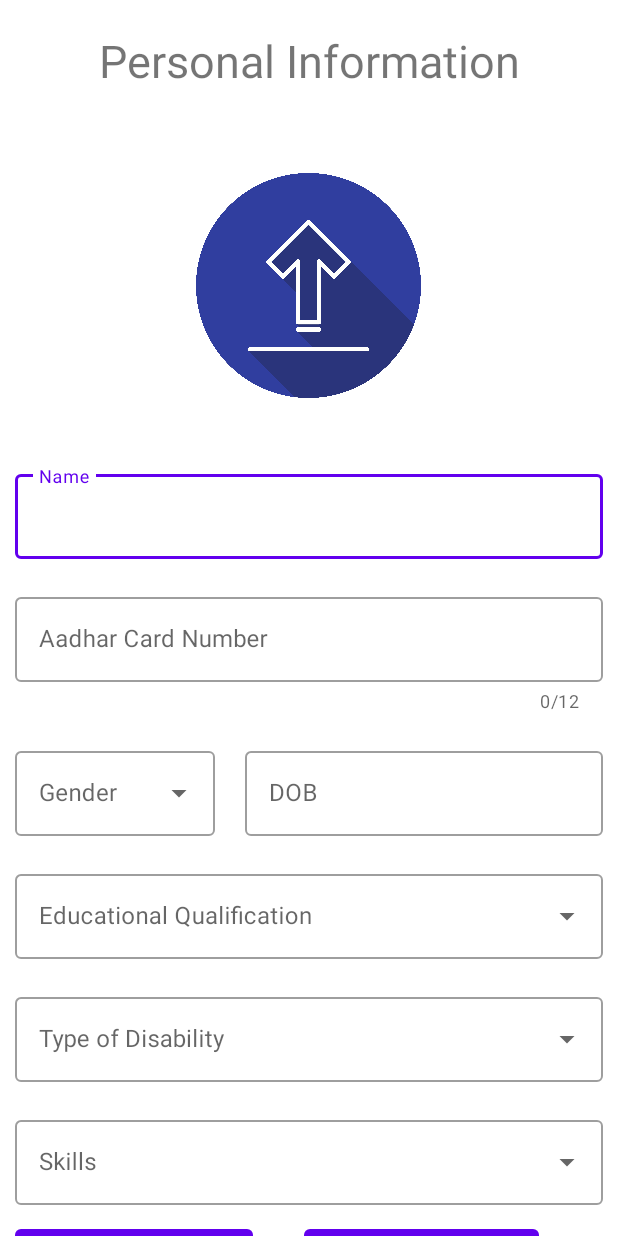
After one commit to pun33t19/Abled_Future, an Android app: the FormInitial screen opened directly, with no data from a screen before it, on a phone screen of 412 x 824 dp. The commit adds this screen. Run offline under Robolectric (Android 15) with nearby library versions, the phone set to English and light mode, and no system bars; our stand-ins replace Firebase (no records; nobody signed in at launch, a user with empty details on screens opened directly); libraries missing offline, so code that uses them is left out: com.karumi.dexter; 1 statement that could not run was skipped.

Commit message:
Added form

```diff
--- a/app/build.gradle
+++ b/app/build.gradle
@@ -44,6 +44,8 @@ dependencies {
     implementation 'androidx.constraintlayout:constraintlayout:2.1.4'
     implementation 'com.google.firebase:firebase-firestore:24.4.2'
     implementation 'com.google.firebase:firebase-auth:21.1.0'
+    implementation 'com.google.firebase:firebase-database:20.1.0'
+    implementation 'com.google.firebase:firebase-storage:20.1.0'
     testImplementation 'junit:junit:4.13.2'
     androidTestImplementation 'androidx.test.ext:junit:1.1.5'
     androidTestImplementation 'androidx.test.espresso:espresso-core:3.5.1'
@@ -54,4 +56,7 @@ dependencies {
     implementation platform('com.google.firebase:firebase-bom:31.2.0')
     implementation 'com.google.firebase:firebase-analytics'
     implementation 'com.google.firebase:firebase-auth'
+
+    implementation 'com.karumi:dexter:6.2.3'
+
 }
--- a/app/src/main/AndroidManifest.xml
+++ b/app/src/main/AndroidManifest.xml
@@ -14,7 +14,7 @@
         android:theme="@style/Theme.AbledFuture"
         tools:targetApi="31">
         <activity
-            android:name=".MeetingFragment"
+            android:name=".FormInitial"
             android:exported="false">
             <meta-data
                 android:name="android.app.lib_name"
@@ -29,6 +29,7 @@
                 <category android:name="android.intent.category.LAUNCHER" />
             </intent-filter>
         </activity>
+
         <meta-data
             android:name="preloaded_fonts"
             android:resource="@array/preloaded_fonts" />
--- /dev/null
+++ b/app/src/main/java/com/example/abledfuture/FormInitial.java
@@ -0,0 +1,244 @@
+package com.example.abledfuture;
+
+import androidx.annotation.NonNull;
+import androidx.annotation.Nullable;
+import androidx.appcompat.app.AlertDialog;
+import androidx.appcompat.app.AppCompatActivity;
+
+import android.Manifest;
+import android.app.ProgressDialog;
+import android.content.ContentValues;
+import android.content.DialogInterface;
+import android.content.Intent;
+import android.graphics.Bitmap;
+import android.graphics.drawable.BitmapDrawable;
+import android.net.Uri;
+import android.os.Bundle;
+import android.provider.MediaStore;
+import android.util.Log;
+import android.view.View;
+import android.widget.AutoCompleteTextView;
+import android.widget.Button;
+import android.widget.ImageView;
+import android.widget.Toast;
+
+import com.google.android.gms.tasks.OnFailureListener;
+import com.google.android.gms.tasks.OnSuccessListener;
+import com.google.android.gms.tasks.Task;
+import com.google.android.material.textfield.TextInputEditText;
+import com.google.firebase.auth.FirebaseAuth;
+import com.google.firebase.auth.FirebaseUser;
+import com.google.firebase.database.DatabaseReference;
+import com.google.firebase.database.FirebaseDatabase;
+import com.google.firebase.storage.FirebaseStorage;
+import com.google.firebase.storage.StorageReference;
+import com.google.firebase.storage.UploadTask;
+import com.karumi.dexter.Dexter;
+import com.karumi.dexter.MultiplePermissionsReport;
+import com.karumi.dexter.PermissionToken;
+import com.karumi.dexter.listener.PermissionRequest;
+import com.karumi.dexter.listener.multi.MultiplePermissionsListener;
+
+import java.io.ByteArrayOutputStream;
+import java.util.HashMap;
+import java.util.List;
+
+public class FormInitial extends AppCompatActivity {
+
+    Uri image_uri = null;
+    ImageView img,img2;
+    private static final int GALLERY_IMAGE_CODE = 100;
+    private static final int CAMERA_IMAGE_CODE = 200;
+    ProgressDialog pd;
+    FirebaseAuth auth;
+    TextInputEditText name,aadhar;
+    AutoCompleteTextView gender,qualification,Disability,skills;
+    Button submit,createResume,upload;
+
+    @Override
+    protected void onCreate(Bundle savedInstanceState) {
+        super.onCreate(savedInstanceState);
+        setContentView(R.layout.activity_form_initial);
+
+        permission();
+        ini();
+
+        img2.setOnClickListener(new View.OnClickListener() {
+            @Override
+            public void onClick(View view) {
+                imagePickDialog();
+            }
+        });
+
+        submit.setOnClickListener(new View.OnClickListener() {
+            @Override
+            public void onClick(View v) {
+                uploadData();
+
+            }
+        });
+    }
+
+    private void uploadData() {
+
+        pd.setMessage("Uploading");
+        pd.show();
+
+        String curName = name.getText().toString();
+        String curAadhar = aadhar.getText().toString();
+        String curGender = gender.getText().toString();
+        String curQualification = qualification.getText().toString();
+        String curDisability = Disability.getText().toString();
+        String curSkills = skills.getText().toString();
+
+        final String timestamp = String.valueOf(System.currentTimeMillis());
+
+        String filepath =  "UserImage/" + "img_"+ timestamp;
+
+        if(img.getDrawable() != null){
+            Bitmap bitmap = ((BitmapDrawable) img.getDrawable()).getBitmap();
+            ByteArrayOutputStream baos = new ByteArrayOutputStream();
+            bitmap.compress (Bitmap.CompressFormat.PNG, 100, baos);
+            byte[] data = baos.toByteArray();
+
+
+            StorageReference reference = FirebaseStorage.getInstance().getReference().child (filepath);
+            reference.putBytes(data)
+                    .addOnSuccessListener(new OnSuccessListener<UploadTask.TaskSnapshot>() {
+                        @Override
+                        public void onSuccess(UploadTask.TaskSnapshot taskSnapshot) {
+                            Task<Uri> uriTask = taskSnapshot.getStorage().getDownloadUrl();
+                            while(!uriTask.isSuccessful());
+
+                            String downloadUrl = uriTask.getResult().toString();
+
+                            if(uriTask.isSuccessful()){
+                                FirebaseUser user = auth.getCurrentUser();
+
+                                HashMap<String , Object> hashMap = new HashMap<>();
+
+                                hashMap.put("uid",user.getUid());
+                                hashMap.put("uEmail",user.getEmail());
+                                hashMap.put("pName",curName);
+                                hashMap.put("pImage",downloadUrl);
+                                hashMap.put("pAadhar",curAadhar);
+                                hashMap.put("pTime",timestamp);
+                                hashMap.put("pGender",curGender);
+                                hashMap.put("pQualification",curQualification);
+                                hashMap.put("pDisability",curDisability);
+                                hashMap.put("pSkills",curSkills);
+                                // Putting data in firebase
+
+                                DatabaseReference ref = FirebaseDatabase.getInstance().getReference("UserInfo");
+                                ref.child(timestamp).setValue(hashMap)
+                                        .addOnSuccessListener(new OnSuccessListener<Void>() {
+                                            @Override
+                                            public void onSuccess(Void unused) {
+                                                pd.dismiss();
+                                                img.setImageURI(null);
+                                                image_uri=null;
+//                                                Log.d("CreatePost", "onSuccess: uploaded"+hashMap);
+
+                                                // Starting Main Activity
+//                                                startActivity(new Intent(CreatePost.this,MainActivity.class));
+                                            }
+                                        }).addOnFailureListener(new OnFailureListener() {
+                                            @Override
+                                            public void onFailure(@NonNull Exception e) {
+                                                pd.dismiss();
+                                            }
+                                        });
+                            }
+                        }
+                    }).addOnFailureListener(new OnFailureListener() {
+                        @Override
+                        public void onFailure(@NonNull Exception e) {
+                            pd.dismiss();
+                        }
+                    });
+        }
+    }
+
+    private void ini() {
+        img=findViewById(R.id.coverImg);
+        img2 = findViewById(R.id.coverImg2);
+        name=findViewById(R.id.Name);
+        aadhar=findViewById(R.id.Aadhar_number);
+        gender=findViewById(R.id.Gender);
+        qualification=findViewById(R.id.Qualification);
+        Disability=findViewById(R.id.Disability);
+        skills=findViewById(R.id.Skills);
+        submit=findViewById(R.id.submit);
+        upload=findViewById(R.id.upload);
+        createResume=findViewById(R.id.createResume);
+    }
+
+    private void imagePickDialog() {
+        String[] options = {"Camera" , "Gallery"};
+
+        AlertDialog.Builder builder = new AlertDialog.Builder(this);
+        builder.setTitle("Choose Image from");
+
+        builder.setItems(options, new DialogInterface.OnClickListener() {
+            @Override
+            public void onClick(DialogInterface dialogInterface, int i) {
+                if(i == 1){
+                    galleryPick();
+                }
+                else if(i == 0){
+                    cameraPick();
+                }
+            }
+        });
+
+        builder.create().show();
+    }
+
+    private void cameraPick() {
+        ContentValues contentValues = new ContentValues();
+        contentValues.put(MediaStore.Images.Media.TITLE,"Temp Pick");
+        contentValues.put(MediaStore.Images.Media.TITLE,"Temp desc");
+        image_uri = getContentResolver().insert(MediaStore.Images.Media.EXTERNAL_CONTENT_URI, contentValues);
+        Intent intent = new Intent(MediaStore.ACTION_IMAGE_CAPTURE);
+        intent.putExtra(MediaStore.EXTRA_OUTPUT, image_uri);
+        startActivityForResult(intent,CAMERA_IMAGE_CODE);
+    }
+
+    private void permission(){
+        Dexter.withContext(this)
+                .withPermissions(
+                        Manifest.permission.CAMERA,
+                        Manifest.permission.READ_EXTERNAL_STORAGE,
+                        Manifest.permission.WRITE_EXTERNAL_STORAGE
+                ).withListener(new MultiplePermissionsListener() {
+                    @Override
+                    public void onPermissionsChecked(MultiplePermissionsReport multiplePermissionsReport) {
+
+                    }
+
+                    @Override public void onPermissionRationaleShouldBeShown(List<PermissionRequest> permissions, PermissionToken token) {/* ... */}
+                }).check();
+    }
+
+    private void galleryPick() {
+        Intent intent = new Intent(Intent.ACTION_PICK);
+        intent.setType("image/*");
+        startActivityForResult(intent,GALLERY_IMAGE_CODE);
+    }
+
+    @Override
+    protected void onActivityResult(int requestCode, int resultCode, @Nullable Intent data) {
+        if(resultCode == RESULT_OK){
+            if(requestCode == GALLERY_IMAGE_CODE){
+                img.setVisibility(View.VISIBLE);
+                image_uri = data.getData();
+                img.setImageURI(image_uri);
+            }
+            if(requestCode == CAMERA_IMAGE_CODE){
+                img.setVisibility(View.VISIBLE);
+                img.setImageURI(image_uri);
+            }
+        }
+        super.onActivityResult(requestCode, resultCode, data);
+    }
+}
--- a/app/src/main/java/com/example/abledfuture/MainActivity.kt
+++ b/app/src/main/java/com/example/abledfuture/MainActivity.kt
@@ -3,12 +3,11 @@ package com.example.abledfuture
 import android.content.Intent
 import androidx.appcompat.app.AppCompatActivity
 import android.os.Bundle
+import com.example.abledfuture.fragments.SignUpFragment
 
 class MainActivity : AppCompatActivity() {
     override fun onCreate(savedInstanceState: Bundle?) {
         super.onCreate(savedInstanceState)
         setContentView(R.layout.activity_main)
-
-
     }
 }
--- a/app/src/main/java/com/example/abledfuture/fragments/LogInFragment.java
+++ b/app/src/main/java/com/example/abledfuture/fragments/LogInFragment.java
@@ -48,7 +48,7 @@ public class LogInFragment extends Fragment {
                 if(emailText.isEmpty() || passwordText.isEmpty())
                     Toast.makeText(getContext(), "Please enter the empty fields", Toast.LENGTH_SHORT).show();
                 if(passwordText.length()<6)
-                    Toast.makeText(getContext(), "Password must be greater than 6 characters", Toast.LENGTH_SHORT).show();
+                   Toast.makeText(getContext(), "Password must be greater than 6 characters", Toast.LENGTH_SHORT).show();
                 AuthService authService=new AuthService(FirebaseAuth.getInstance(), FirebaseFirestore.getInstance());
 
 
--- /dev/null
+++ b/app/src/main/res/layout/activity_form_initial.xml
@@ -0,0 +1,240 @@
+<?xml version="1.0" encoding="utf-8"?>
+<LinearLayout xmlns:android="http://schemas.android.com/apk/res/android"
+    xmlns:app="http://schemas.android.com/apk/res-auto"
+    xmlns:tools="http://schemas.android.com/tools"
+    android:layout_width="match_parent"
+    android:layout_height="match_parent"
+    android:orientation="vertical"
+    tools:context=".FormInitial">
+
+    <TextView
+        android:layout_width="match_parent"
+        android:layout_height="wrap_content"
+        android:text="Personal Information"
+        android:padding="20dp"
+        android:gravity="center"
+        android:textSize="30sp"/>
+
+    <androidx.core.widget.NestedScrollView
+        android:layout_width="match_parent"
+        android:layout_height="match_parent">
+
+        <LinearLayout
+            android:layout_width="match_parent"
+            android:layout_height="match_parent"
+            android:orientation="vertical">
+
+        <androidx.cardview.widget.CardView
+
+            android:id="@+id/cardView"
+            android:layout_width="match_parent"
+            android:layout_height="200dp"
+            android:background="#7D82B3"
+            android:layout_margin="10dp"
+            app:cardCornerRadius="20dp"
+            app:layout_constraintEnd_toEndOf="parent"
+            app:layout_constraintStart_toStartOf="parent"
+            app:layout_constraintTop_toTopOf="parent">
+
+            <ImageView
+                android:id="@+id/coverImg2"
+                android:layout_width="150dp"
+                android:layout_height="150dp"
+                android:layout_gravity="center"
+                android:scaleType="centerCrop"
+                android:background="@drawable/upload" />
+
+            <ImageView
+                android:id="@+id/coverImg"
+                android:layout_width="match_parent"
+                android:layout_height="match_parent"
+                android:visibility="gone"
+                android:layout_gravity="center"
+                android:scaleType="centerCrop"
+                android:background="@drawable/upload" />
+
+        </androidx.cardview.widget.CardView>
+
+
+
+    <!--    name-->
+        <com.google.android.material.textfield.TextInputLayout
+
+            android:layout_width="match_parent"
+            android:layout_height="wrap_content"
+            app:endIconMode="clear_text"
+            android:layout_margin="10dp"
+            style="@style/Widget.MaterialComponents.TextInputLayout.OutlinedBox"
+            android:hint="Name">
+
+            <com.google.android.material.textfield.TextInputEditText
+                android:id="@+id/Name"
+                android:layout_width="match_parent"
+                android:layout_height="wrap_content"
+                />
+
+        </com.google.android.material.textfield.TextInputLayout>
+
+
+    <!--    aadhar-->
+        <com.google.android.material.textfield.TextInputLayout
+
+            android:layout_width="match_parent"
+            android:layout_height="wrap_content"
+            app:endIconMode="clear_text"
+            android:layout_margin="10dp"
+            app:counterEnabled="true"
+            app:counterMaxLength="12"
+            style="@style/Widget.MaterialComponents.TextInputLayout.OutlinedBox"
+            android:hint="Aadhar Card Number">
+
+            <com.google.android.material.textfield.TextInputEditText
+                android:id="@+id/Aadhar_number"
+                android:layout_width="match_parent"
+                android:layout_height="wrap_content"
+                android:maxLength="12"
+                android:inputType="number"
+                />
+
+        </com.google.android.material.textfield.TextInputLayout>
+
+
+        <LinearLayout
+            android:layout_width="match_parent"
+            android:layout_height="wrap_content"
+            android:orientation="horizontal">
+
+
+
+            <com.google.android.material.textfield.TextInputLayout
+
+                android:layout_width="wrap_content"
+                android:layout_height="wrap_content"
+                android:layout_margin="10dp"
+                style="@style/Widget.MaterialComponents.TextInputLayout.OutlinedBox.ExposedDropdownMenu"
+                android:hint="Gender">
+
+            <AutoCompleteTextView
+                android:id="@+id/Gender"
+                android:layout_width="match_parent"
+                android:layout_height="wrap_content"
+                android:inputType="none"
+                app:simpleItems="@array/Gender_Array"/>
+
+        </com.google.android.material.textfield.TextInputLayout>
+
+            <com.google.android.material.textfield.TextInputLayout
+
+                android:layout_width="match_parent"
+                android:layout_height="wrap_content"
+                android:layout_margin="10dp"
+                style="@style/Widget.MaterialComponents.TextInputLayout.OutlinedBox"
+                android:hint="DOB">
+
+                <com.google.android.material.textfield.TextInputEditText
+                    android:id="@+id/dob"
+                    android:layout_width="match_parent"
+                    android:layout_height="wrap_content"
+                    android:inputType="date"
+                    />
+
+
+
+            </com.google.android.material.textfield.TextInputLayout>
+
+
+        </LinearLayout>
+
+        <com.google.android.material.textfield.TextInputLayout
+
+            android:layout_width="match_parent"
+            android:layout_height="wrap_content"
+            android:layout_margin="10dp"
+            style="@style/Widget.MaterialComponents.TextInputLayout.OutlinedBox.ExposedDropdownMenu"
+            android:hint="Educational Qualification">
+
+            <AutoCompleteTextView
+                android:id="@+id/Qualification"
+                android:layout_width="match_parent"
+                android:layout_height="wrap_content"
+                android:inputType="none"
+                app:simpleItems="@array/Qualification_Array"/>
+
+        </com.google.android.material.textfield.TextInputLayout>
+
+        <com.google.android.material.textfield.TextInputLayout
+
+            android:layout_width="match_parent"
+            android:layout_height="wrap_content"
+            android:layout_margin="10dp"
+            style="@style/Widget.MaterialComponents.TextInputLayout.OutlinedBox.ExposedDropdownMenu"
+            android:hint="Type of Disability">
+
+            <AutoCompleteTextView
+                android:id="@+id/Disability"
+                android:layout_width="match_parent"
+                android:layout_height="wrap_content"
+                android:inputType="none"
+                app:simpleItems="@array/Disability_Array"/>
+
+        </com.google.android.material.textfield.TextInputLayout>
+
+        <com.google.android.material.textfield.TextInputLayout
+
+            android:layout_width="match_parent"
+            android:layout_height="wrap_content"
+            android:layout_margin="10dp"
+            style="@style/Widget.MaterialComponents.TextInputLayout.OutlinedBox.ExposedDropdownMenu"
+            android:hint="Skills">
+
+            <AutoCompleteTextView
+                android:id="@+id/Skills"
+                android:layout_width="match_parent"
+                android:layout_height="wrap_content"
+                android:inputType="none"
+                app:simpleItems="@array/Skills_Array"/>
+
+        </com.google.android.material.textfield.TextInputLayout>
+
+            <LinearLayout
+                android:layout_width="match_parent"
+                android:layout_height="wrap_content"
+                android:orientation="horizontal">
+
+            <Button
+                android:id="@+id/upload"
+                android:layout_marginLeft="10dp"
+                android:layout_width="wrap_content"
+                android:layout_height="wrap_content"
+                android:text="Upload Resume"
+                />
+
+                <TextView
+                    android:layout_marginHorizontal="10dp"
+                    android:layout_width="wrap_content"
+                    android:layout_height="wrap_content"
+                    android:text="Or"/>
+
+                <Button
+                    android:id="@+id/createResume"
+                    android:layout_width="wrap_content"
+                    android:layout_height="wrap_content"
+                    android:text="Create Resume"/>
+
+
+            </LinearLayout>
+
+            <Button
+                android:id="@+id/submit"
+                android:layout_width="match_parent"
+                android:layout_margin="10dp"
+                android:layout_height="wrap_content"
+                android:text="Submit"/>
+
+        </LinearLayout>
+
+    </androidx.core.widget.NestedScrollView>
+
+
+
+</LinearLayout>
--- /dev/null
+++ b/app/src/main/res/values/arrays.xml
@@ -0,0 +1,40 @@
+<?xml version="1.0" encoding="utf-8"?>
+<resources>
+
+    <string-array name="Gender_Array">
+        <item>Male</item>
+        <item>Female</item>
+        <item>Other</item>
+    </string-array>
+
+    <string-array name="Disability_Array">
+        <item>Blind</item>
+        <item>Deaf</item>
+        <item>Spinal Cord Injury</item>
+        <item>Locomotor Disability</item>
+        <item>Mental illness</item>
+        <item>Multiple Sclerosis</item>
+        <item>Thalassemia</item>
+        <item>Low vision</item>
+        <item>Cerebral Palsy</item>
+        <item>Other</item>
+    </string-array>
+
+    <string-array name="Qualification_Array">
+        <item>Below 10th std</item>
+        <item>10th pass</item>
+        <item>12th pass</item>
+        <item>Bachelors</item>
+        <item>Masters</item>
+        <item>Diploma</item>
+    </string-array>
+
+    <string-array name="Skills_Array">
+        <item>Management</item>
+        <item>Painter</item>
+        <item>Musician</item>
+        <item>Clerk</item>
+        <item>Assistant</item>
+        <item>Developer</item>
+    </string-array>
+</resources>
```
Also changed, not shown: app/src/main/java/com/example/abledfuture/fragments/formJob.java (deleted, +0 -66 lines), app/src/main/java/com/example/abledfuture/fragments/formPersonal.java (deleted, +0 -66 lines), app/src/main/res/layout/fragment_form_job.xml (deleted, +0 -14 lines), app/src/main/res/layout/fragment_form_personal.xml (deleted, +0 -14 lines), app/src/main/res/drawable/upload.jpg (added).
